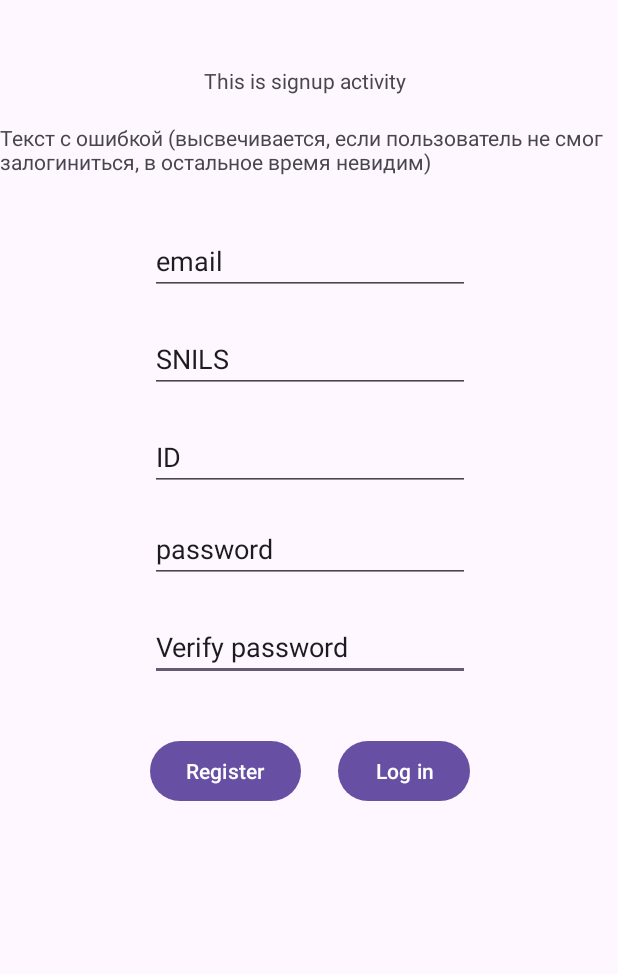
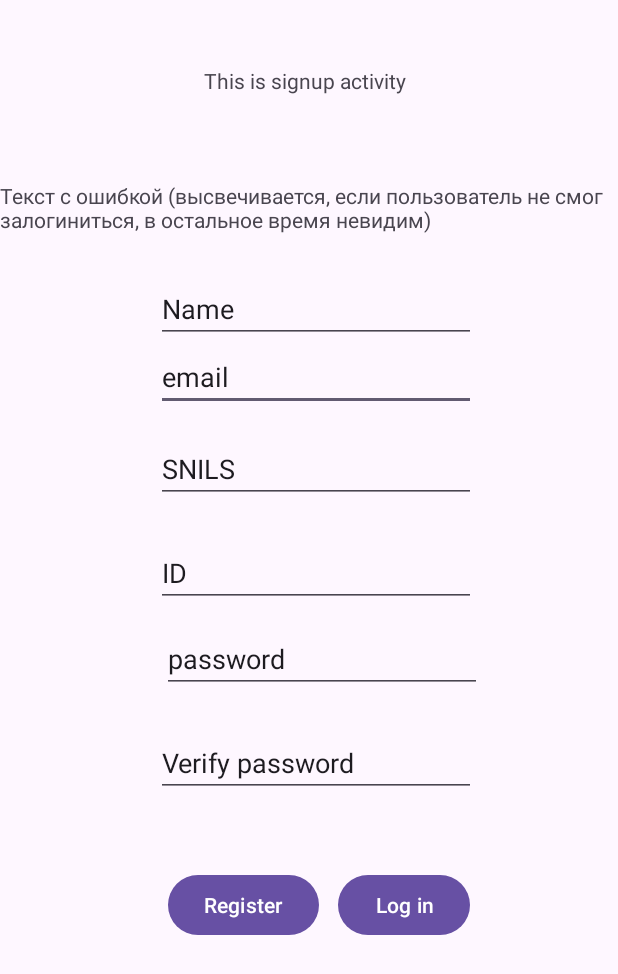
Before and after one commit to 10zz/LK_University, an Android app: the SignUpActivity screen opened directly, with no data from a screen before it, on a phone screen of 412 x 824 dp. Shown: the top 974 px of the screen. Run offline under Robolectric (Android 15) with nearby library versions, the phone set to English and light mode, and no system bars.

Commit message:
Refactored methods for new PHP scripts.

```diff
--- a/app/src/main/java/com/courseproject/mlkuniversity/LogInActivity.java
+++ b/app/src/main/java/com/courseproject/mlkuniversity/LogInActivity.java
@@ -99,7 +99,7 @@ public class LogInActivity extends AppCompatActivity
                 // 2. Проверка статуса входа.
                 switch (loginStatus)
                 {
-                    case("success"):
+                    case("успешно"):
                     {
                         try
                         {
@@ -112,6 +112,7 @@ public class LogInActivity extends AppCompatActivity
                             prefEditor.putString("email", emailEntry.getText().toString());
                             prefEditor.putString("user_type", response.getString("user_type"));
                             prefEditor.putString("password", passwordEntry.getText().toString());
+                            prefEditor.putString("profile_picture", response.getString("user_icon"));
                             prefEditor.apply();
 
                             // 4. Переход в MainActivity.
--- a/app/src/main/java/com/courseproject/mlkuniversity/SignUpActivity.java
+++ b/app/src/main/java/com/courseproject/mlkuniversity/SignUpActivity.java
@@ -23,7 +23,7 @@ import okhttp3.OkHttpClient;
 
 public class SignUpActivity extends AppCompatActivity
 {
-    EditText emailEntry, SNILSEntry, IDEntry, passwordEntry, verifyPasswordEntry;
+    EditText nameEntry, emailEntry, SNILSEntry, IDEntry, passwordEntry, verifyPasswordEntry;
     Button logInButton, registerButton;
     TextView errorTextView;
     OkHttpClient httpClient;
@@ -43,6 +43,7 @@ public class SignUpActivity extends AppCompatActivity
         });
 
         // 1. Привязка View-переменных.
+        nameEntry = findViewById(R.id.nameEditText);
         emailEntry = findViewById(R.id.emailEditText);
         SNILSEntry = findViewById(R.id.SNILSEditText);
         IDEntry = findViewById(R.id.IDEditText);
@@ -88,6 +89,7 @@ public class SignUpActivity extends AppCompatActivity
                     // электронной почтой, паролем.
                     HTTPRequests request = new HTTPRequests();
                     JSONObject response = request.SignUpPostRequest(SignUpActivity.this,
+                            nameEntry.getText().toString(),
                             emailEntry.getText().toString(),
                             passwordEntry.getText().toString(),
                             IDEntry.getText().toString(),
@@ -101,7 +103,7 @@ public class SignUpActivity extends AppCompatActivity
                     }
                     // 2. Проверка статуса входа.
                     switch (signupStatus) {
-                        case ("success"): {
+                        case ("успешно"): {
                             try {
                                 // 3. Статус входа, имя, email, роль и пароль сохраняются в
                                 // SharedPreferences.
@@ -110,9 +112,9 @@ public class SignUpActivity extends AppCompatActivity
                                 prefEditor.putBoolean("logged_in", true);
                                 prefEditor.putString("email", emailEntry.getText().toString());
                                 prefEditor.putString("password", passwordEntry.getText().toString());
-                                // TODO: POST-запрос о данных пользователя
-                                prefEditor.putString("name", response.getString("name"));
+                                prefEditor.putString("name", nameEntry.getText().toString());
                                 prefEditor.putString("user_type", response.getString("user_type"));
+                                prefEditor.putString("profile_picture", response.getString("user_icon"));
                                 prefEditor.apply();
 
                                 // 4. Переход в MainActivity.
--- a/app/src/main/res/layout/activity_sign_up.xml
+++ b/app/src/main/res/layout/activity_sign_up.xml
@@ -6,42 +6,6 @@
     android:layout_width="match_parent"
     android:layout_height="match_parent"
     tools:context=".SignUpActivity">
-
-    <EditText
-        android:id="@+id/verifyPasswordEditText"
-        android:layout_width="wrap_content"
-        android:layout_height="wrap_content"
-        android:layout_marginStart="100dp"
-        android:layout_marginTop="20dp"
-        android:ems="10"
-        android:inputType="text"
-        android:text="Verify password"
-        app:layout_constraintStart_toStartOf="parent"
-        app:layout_constraintTop_toBottomOf="@+id/passwordEditText" />
-
-    <EditText
-        android:id="@+id/IDEditText"
-        android:layout_width="wrap_content"
-        android:layout_height="wrap_content"
-        android:layout_marginStart="100dp"
-        android:layout_marginTop="20dp"
-        android:ems="10"
-        android:inputType="text"
-        android:text="ID"
-        app:layout_constraintStart_toStartOf="parent"
-        app:layout_constraintTop_toBottomOf="@+id/SNILSEditText" />
-
-    <EditText
-        android:id="@+id/SNILSEditText"
-        android:layout_width="wrap_content"
-        android:layout_height="wrap_content"
-        android:layout_marginStart="100dp"
-        android:layout_marginTop="20dp"
-        android:ems="10"
-        android:inputType="text"
-        android:text="SNILS"
-        app:layout_constraintStart_toStartOf="parent"
-        app:layout_constraintTop_toBottomOf="@+id/emailEditText" />
 
     <TextView
         android:id="@+id/errorTextView"
@@ -54,45 +18,83 @@
         app:layout_constraintTop_toBottomOf="@+id/textView" />
 
     <Button
-        android:id="@+id/registerButton"
-        android:layout_width="wrap_content"
-        android:layout_height="wrap_content"
-        android:layout_marginTop="36dp"
-        android:text="Register"
-        app:layout_constraintStart_toStartOf="@+id/passwordEditText"
-        app:layout_constraintTop_toBottomOf="@+id/verifyPasswordEditText" />
-
-    <Button
         android:id="@+id/loginButton"
         android:layout_width="wrap_content"
         android:layout_height="wrap_content"
-        android:layout_marginTop="36dp"
+        android:layout_marginTop="48dp"
+        android:layout_marginEnd="8dp"
         android:text="Log in"
         app:layout_constraintEnd_toEndOf="@+id/passwordEditText"
         app:layout_constraintTop_toBottomOf="@+id/verifyPasswordEditText" />
 
     <EditText
+        android:id="@+id/emailEditText"
+        android:layout_width="wrap_content"
+        android:layout_height="wrap_content"
+        android:layout_marginStart="104dp"
+        android:ems="10"
+        android:inputType="text"
+        android:text="email"
+        app:layout_constraintStart_toStartOf="parent"
+        app:layout_constraintTop_toBottomOf="@+id/nameEditText" />
+
+    <Button
+        android:id="@+id/registerButton"
+        android:layout_width="wrap_content"
+        android:layout_height="wrap_content"
+        android:layout_marginStart="4dp"
+        android:layout_marginTop="48dp"
+        android:text="Register"
+        app:layout_constraintStart_toStartOf="@+id/passwordEditText"
+        app:layout_constraintTop_toBottomOf="@+id/verifyPasswordEditText" />
+
+    <EditText
+        android:id="@+id/IDEditText"
+        android:layout_width="wrap_content"
+        android:layout_height="wrap_content"
+        android:layout_marginStart="104dp"
+        android:layout_marginTop="24dp"
+        android:ems="10"
+        android:inputType="text"
+        android:text="ID"
+        app:layout_constraintStart_toStartOf="parent"
+        app:layout_constraintTop_toBottomOf="@+id/SNILSEditText" />
+
+    <EditText
+        android:id="@+id/verifyPasswordEditText"
+        android:layout_width="wrap_content"
+        android:layout_height="wrap_content"
+        android:layout_marginStart="104dp"
+        android:layout_marginTop="24dp"
+        android:ems="10"
+        android:inputType="text"
+        android:text="Verify password"
+        app:layout_constraintStart_toStartOf="parent"
+        app:layout_constraintTop_toBottomOf="@+id/passwordEditText" />
+
+    <EditText
+        android:id="@+id/SNILSEditText"
+        android:layout_width="wrap_content"
+        android:layout_height="wrap_content"
+        android:layout_marginStart="104dp"
+        android:layout_marginTop="16dp"
+        android:ems="10"
+        android:inputType="text"
+        android:text="SNILS"
+        app:layout_constraintStart_toStartOf="parent"
+        app:layout_constraintTop_toBottomOf="@+id/emailEditText" />
+
+    <EditText
         android:id="@+id/passwordEditText"
         android:layout_width="wrap_content"
         android:layout_height="wrap_content"
-        android:layout_marginTop="16dp"
+        android:layout_marginStart="4dp"
+        android:layout_marginTop="12dp"
         android:ems="10"
         android:inputType="text"
         android:text="password"
         app:layout_constraintStart_toStartOf="@+id/emailEditText"
         app:layout_constraintTop_toBottomOf="@+id/IDEditText" />
-
-    <EditText
-        android:id="@+id/emailEditText"
-        android:layout_width="wrap_content"
-        android:layout_height="wrap_content"
-        android:layout_marginStart="100dp"
-        android:layout_marginTop="88dp"
-        android:ems="10"
-        android:inputType="text"
-        android:text="email"
-        app:layout_constraintStart_toStartOf="parent"
-        app:layout_constraintTop_toBottomOf="@+id/textView" />
 
     <TextView
         android:id="@+id/textView"
@@ -104,4 +106,16 @@
         app:layout_constraintStart_toStartOf="parent"
         app:layout_constraintTop_toTopOf="parent" />
 
+    <EditText
+        android:id="@+id/nameEditText"
+        android:layout_width="wrap_content"
+        android:layout_height="wrap_content"
+        android:layout_marginStart="104dp"
+        android:layout_marginTop="120dp"
+        android:ems="10"
+        android:inputType="text"
+        android:text="Name"
+        app:layout_constraintStart_toStartOf="parent"
+        app:layout_constraintTop_toBottomOf="@+id/textView" />
+
 </androidx.constraintlayout.widget.ConstraintLayout>
--- a/app/src/main/res/values/strings.xml
+++ b/app/src/main/res/values/strings.xml
@@ -9,6 +9,9 @@
     <string name="schedule_request">schedule.php</string>
     <string name="finance_request">finances.php</string>
     <string name="fqw_request">fqw.php</string>
+    <string name="group_request">list_groups.php</string>
+    <string name="teachers_request">list_teachers.php</string>
+    <string name="password_change_request">password_change.php</string>
 
     <string name="login_error_message">Данный пользователь не найден в системе</string>
     <string name="api_error_message">Ошибка в API</string>
```
Also changed, not shown: app/src/main/AndroidManifest.xml (+2 -7 lines), app/src/main/java/com/courseproject/mlkuniversity/HTTPRequests.java (+40 -15 lines), app/src/main/java/com/courseproject/mlkuniversity/ProfileActivity.java (+64 -3 lines), app/src/main/java/com/courseproject/mlkuniversity/main_ui_fragments/home_fragment/HomeFragment.java (+13 -8 lines), app/src/main/java/com/courseproject/mlkuniversity/main_ui_fragments/schedule_fragment/ScheduleFragment.java (+31 -3 lines).
